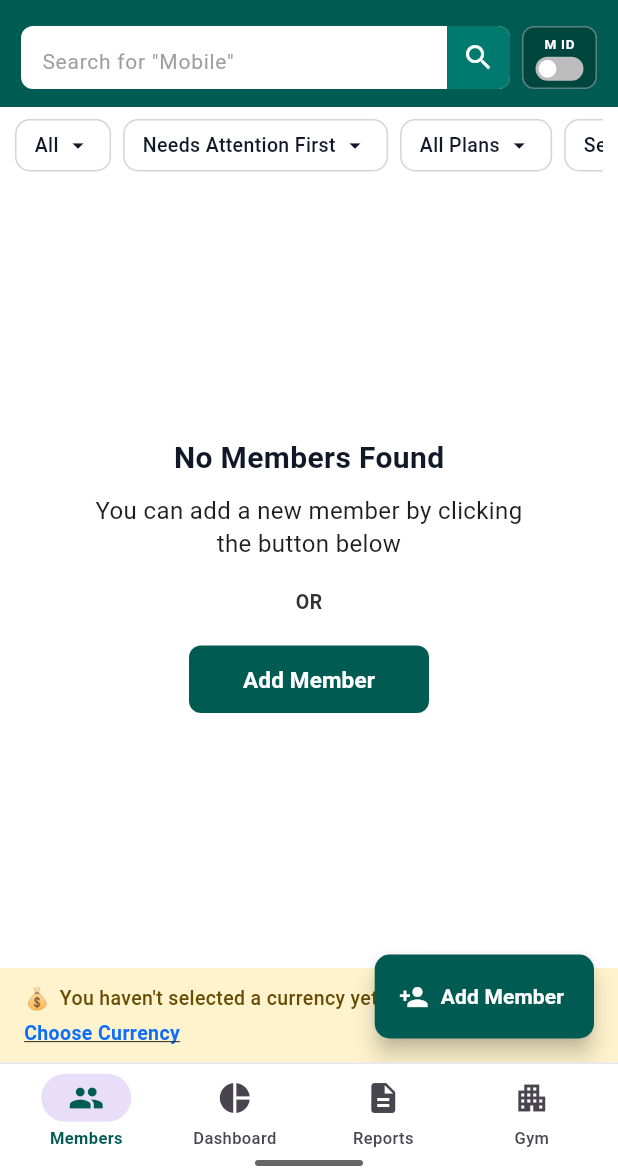
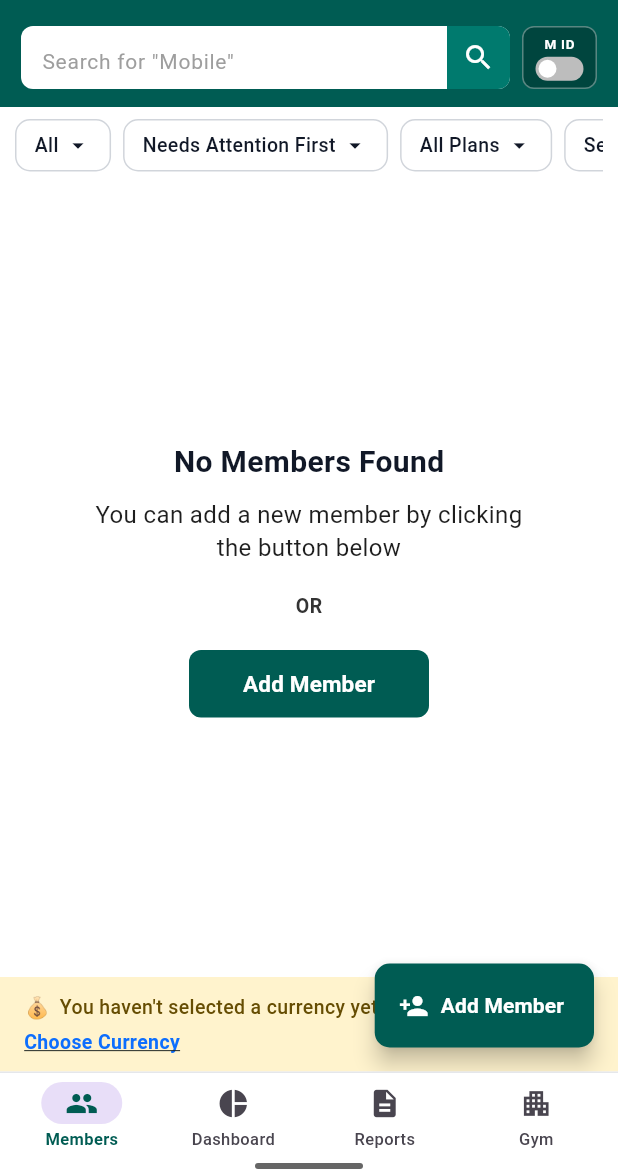
Before and after one commit to UDAYPSY/Gym-Manager, a Flutter app: the screen it shows after launch, on a phone screen of 412 x 824 dp, the part 61-1236 px from its top. Run offline on Flutter 3.47's test engine with Material 3 defaults, Android fonts, the phone set to English and light mode, and no system bars.

Commit message:
fix(pipeline): resolve RenderFlex bottom bar layout constraint and add robust CI error handling

```diff
--- a/lib/screens/main_hub_screen.dart
+++ b/lib/screens/main_hub_screen.dart
@@ -43,8 +43,7 @@ class _MainHubScreenState extends State<MainHubScreen> {
             mainAxisSize: MainAxisSize.min,
             children: [
               Container(
-                height: 64,
-                padding: const EdgeInsets.symmetric(horizontal: 8),
+                padding: const EdgeInsets.symmetric(horizontal: 4, vertical: 4),
                 child: Row(
                   mainAxisAlignment: MainAxisAlignment.spaceAround,
                   children: [
@@ -75,7 +74,7 @@ class _MainHubScreenState extends State<MainHubScreen> {
               Container(
                 width: 72,
                 height: 4,
-                margin: const EdgeInsets.only(bottom: 6),
+                margin: const EdgeInsets.only(top: 2, bottom: 4),
                 decoration: BoxDecoration(
                   color: Colors.black.withOpacity(0.6),
                   borderRadius: BorderRadius.circular(2),
@@ -95,31 +94,35 @@ class _MainHubScreenState extends State<MainHubScreen> {
   }) {
     final isSelected = _currentIndex == index;
 
-    return InkWell(
+    return Expanded(
+      child: InkWell(
         onTap: () => setState(() => _currentIndex = index),
         splashColor: Colors.transparent,
         highlightColor: Colors.transparent,
-      child: SizedBox(
-        width: 80,
+        child: Padding(
+          padding: const EdgeInsets.symmetric(vertical: 2),
           child: Column(
+            mainAxisSize: MainAxisSize.min,
             mainAxisAlignment: MainAxisAlignment.center,
             children: [
               // Active pill indicator
               Container(
-              padding: const EdgeInsets.symmetric(horizontal: 18, vertical: 4),
+                padding: const EdgeInsets.symmetric(horizontal: 16, vertical: 3),
                 decoration: BoxDecoration(
                   color: isSelected ? AppColors.navIndicator : Colors.transparent,
                   borderRadius: BorderRadius.circular(16),
                 ),
                 child: Icon(
                   icon,
-                size: 24,
+                  size: 22,
                   color: isSelected ? AppColors.navSelected : AppColors.navUnselected,
                 ),
               ),
-            const SizedBox(height: 3),
+              const SizedBox(height: 2),
               Text(
                 label,
+                maxLines: 1,
+                overflow: TextOverflow.ellipsis,
                 style: TextStyle(
                   fontSize: 11,
                   fontWeight: isSelected ? FontWeight.bold : FontWeight.w500,
@@ -129,6 +132,7 @@ class _MainHubScreenState extends State<MainHubScreen> {
             ],
           ),
         ),
+      ),
     );
   }
 }
```
Also changed, not shown: 2 other files. Lines whose indentation alone changed are shown as unchanged.
